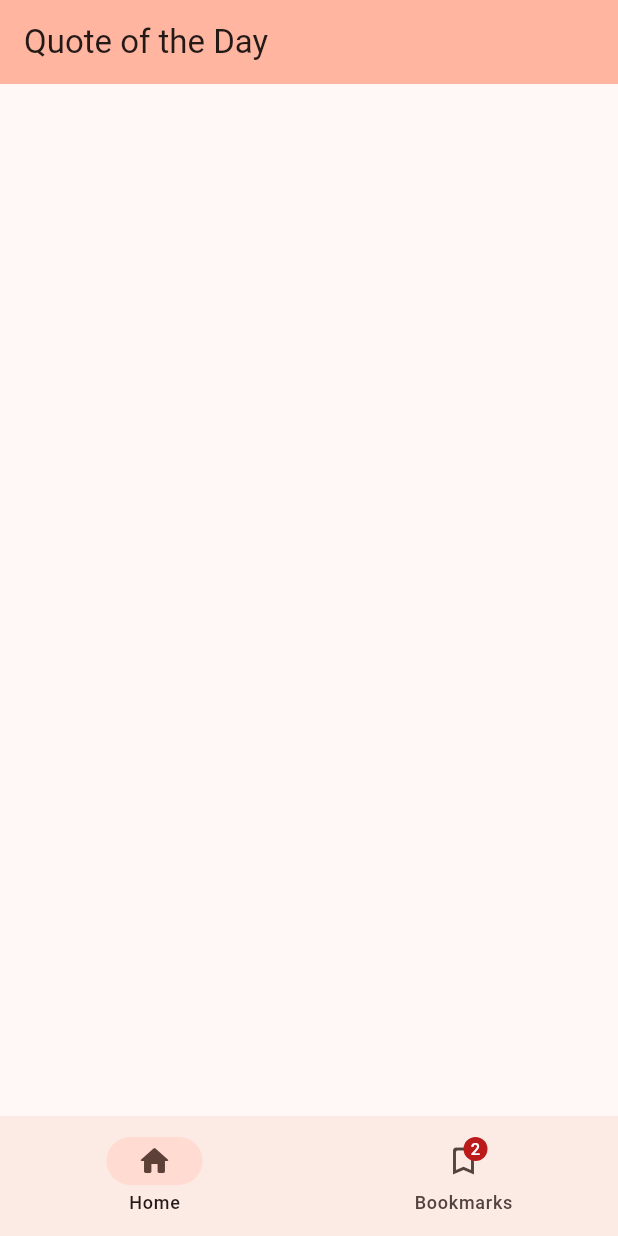
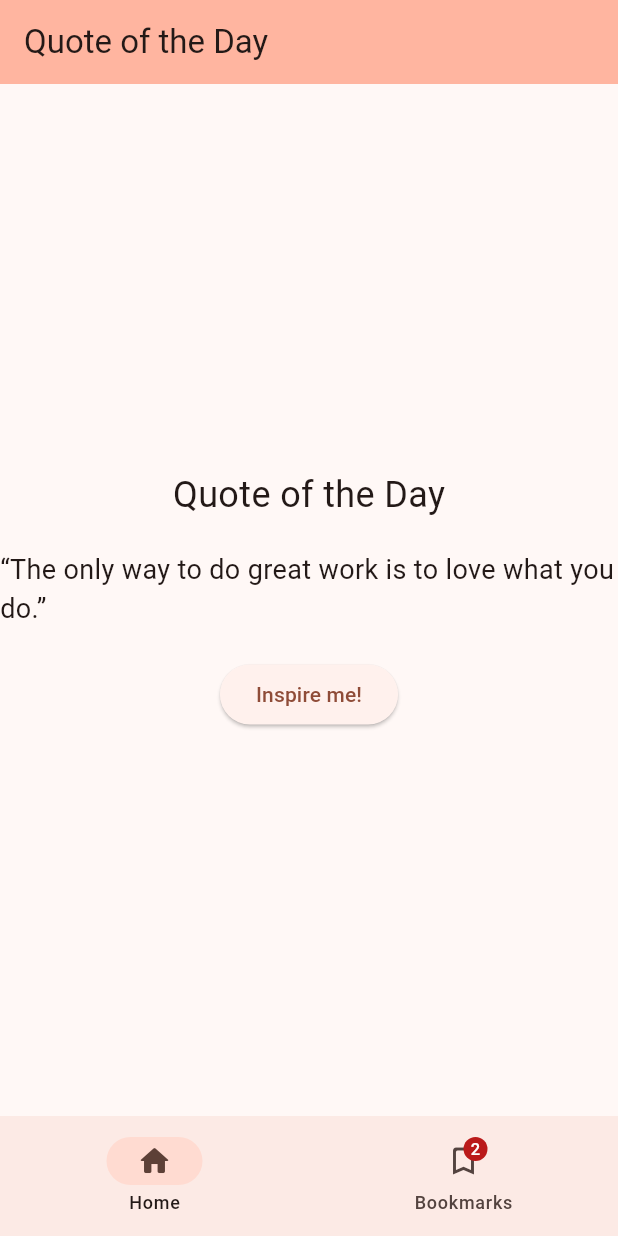
Before and after one commit to srinu2003/quote_of_the_day, a Flutter app: the screen it shows after launch, on a phone screen of 412 x 824 dp. Run offline on Flutter 3.47's test engine with Material 3 defaults, Android fonts, the phone set to English and light mode, and no system bars; our stand-ins replace google_fonts.

```diff
--- a/lib/main.dart
+++ b/lib/main.dart
@@ -71,6 +71,31 @@ class _QuoteOfTheDayState extends State<QuoteOfTheDay> {
           ),
         ],
       ),
+
+      body: Center(
+        child: Column(
+          mainAxisAlignment: MainAxisAlignment.center,
+          children: <Widget>[
+            const Text(
+              'Quote of the Day',
+              style: TextStyle(fontSize: 24),
+            ),
+            const SizedBox(height: 20),
+            const Text(
+              '“The only way to do great work is to love what you do.”',
+              style: TextStyle(fontSize: 18),
+            ),
+            const SizedBox(height: 20),
+            ElevatedButton(
+              onPressed: () {
+                // ignore: avoid_print
+                print('I am feeling inspired!');
+              },
+              child: const Text('Inspire me!'),
+            ),
+          ],
+        ),
+      ),
     );
   }
 }
```
